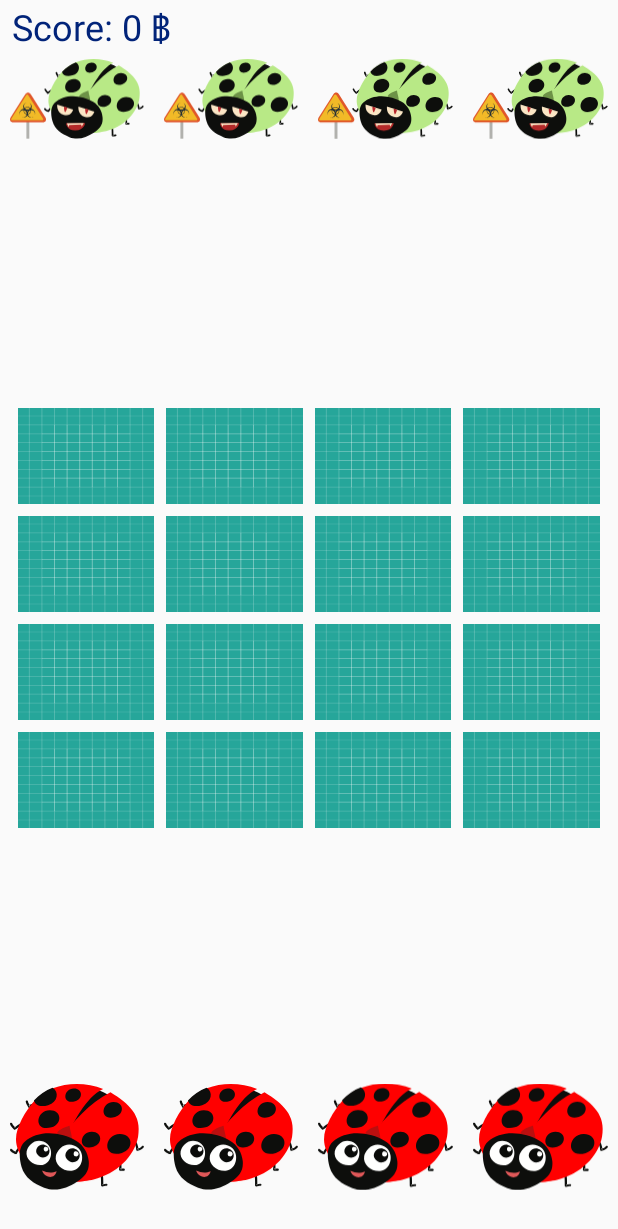
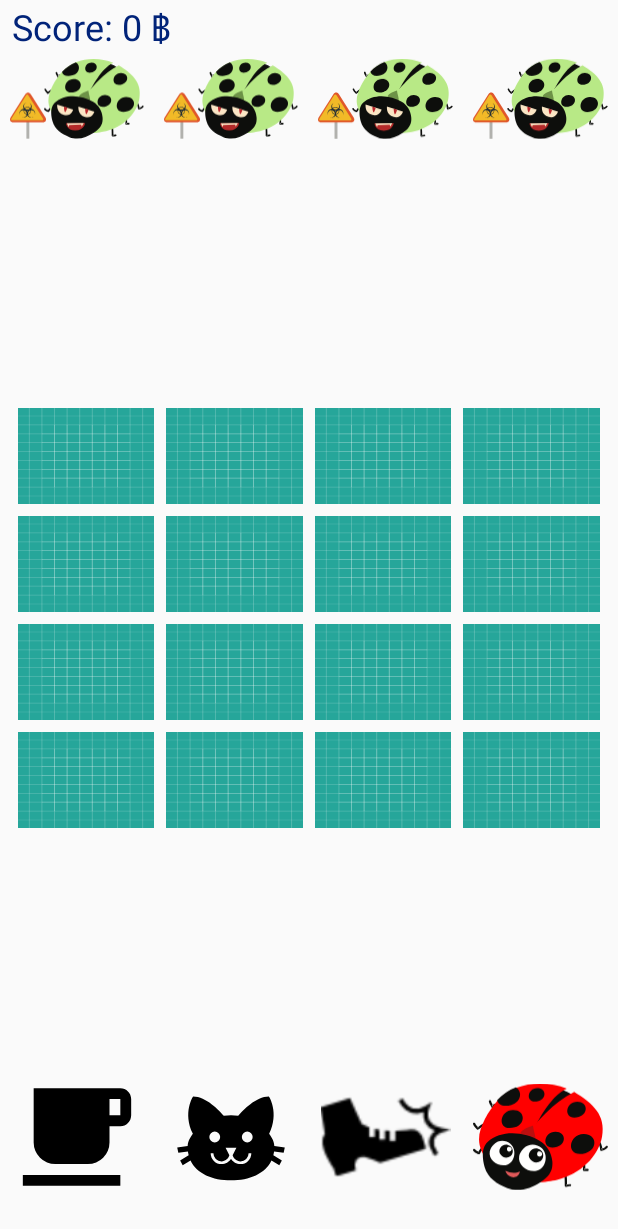
Before and after one commit to DAPolyakov/Hacka, an Android app: the MainActivity screen opened directly, with no data from a screen before it, on a phone screen of 412 x 824 dp. Shown: the top 1229 px of the screen. Run offline under Robolectric (Android 15) with nearby library versions, the phone set to English and light mode, and no system bars; our stand-ins replace RxJava.

Commit message:
some pictures added and more

```diff
--- a/app/src/main/java/ru/yandexschool/hackathon/ui/main/MainActivity.kt
+++ b/app/src/main/java/ru/yandexschool/hackathon/ui/main/MainActivity.kt
@@ -98,8 +98,11 @@ class MainActivity : AppCompatActivity() {
 
         //item types
         items[0]?.type = Items.COFFEE
+        items[0]?.imageView?.setImageResource(R.drawable.coffee)
         items[1]?.type = Items.CAT
+        items[1]?.imageView?.setImageResource(R.drawable.cat)
         items[2]?.type = Items.PUNCH
+        items[2]?.imageView?.setImageResource(R.drawable.kick)
         items[3]?.type = Items.PROGER
 
         for(i in 0 until ITEMS_COUNT) {
@@ -169,16 +172,29 @@ class MainActivity : AppCompatActivity() {
 
                     val newProgerType = progerTypeByIndex(randomTypeIndex)
 
-                    progers[randomProgerIndex]?.type = newProgerType
+                    if (progers[randomProgerIndex]?.type == Progers.WORKING) {
+                        progers[randomProgerIndex]?.type = newProgerType
 
-                    Toast.makeText(this, "change proger $randomProgerIndex to state $newProgerType", Toast.LENGTH_SHORT).show()
-                    Log.d("tag", "i'm here")
+                        //Toast.makeText(this, "change proger $randomProgerIndex to state $newProgerType", Toast.LENGTH_SHORT).show()
+
+                        //TODO: update proger pic
+                        updateProgerPic(progers[randomProgerIndex]?.imageView, newProgerType)
+
+                        //todo: update active progers count
+                        updateActiveProgersCount(progers)
+                    }
+
+
+
+
+
 
                     startProgersTimer()
                 }
 
     }
 
+    //DIMA FUNC
     private fun updateActiveProgers(count: Int) {
 
     }
@@ -202,10 +218,14 @@ class MainActivity : AppCompatActivity() {
         }
 
         //debug
-        Toast.makeText(this, "Proger:" + progerType.toString(), Toast.LENGTH_SHORT).show()
+        //Toast.makeText(this, "Proger:" + progerType.toString(), Toast.LENGTH_SHORT).show()
 
 
         //logic
+
+        //TODO: if right
+        //updateActiveProgers()
+
     }
 
 
@@ -219,4 +239,23 @@ class MainActivity : AppCompatActivity() {
         return Progers.WORKING
     }
 
+    private fun updateProgerPic(imageView: ImageView?, progerType: Progers) {
+        if (imageView == null) return
+
+        Log.d("tag-----------------", "progertype changed to $progerType")
+    }
+
+    private fun updateActiveProgersCount(progers: Array<Proger?>) {
+        var count = 0
+
+        for(proger in progers) {
+            if (proger?.type == Progers.WORKING) {
+                count++
+            }
+        }
+
+        updateActiveProgers(count)
+
+    }
+
 }
--- /dev/null
+++ b/app/src/main/res/drawable/cat.xml
@@ -0,0 +1,8 @@
+<!-- drawable/cat.xml -->
+<vector xmlns:android="http://schemas.android.com/apk/res/android"
+    android:height="24dp"
+    android:width="24dp"
+    android:viewportWidth="24"
+    android:viewportHeight="24">
+    <path android:fillColor="#000" android:pathData="M12,8L10.67,8.09C9.81,7.07 7.4,4.5 5,4.5C5,4.5 3.03,7.46 4.96,11.41C4.41,12.24 4.07,12.67 4,13.66L2.07,13.95L2.28,14.93L4.04,14.67L4.18,15.38L2.61,16.32L3.08,17.21L4.53,16.32C5.68,18.76 8.59,20 12,20C15.41,20 18.32,18.76 19.47,16.32L20.92,17.21L21.39,16.32L19.82,15.38L19.96,14.67L21.72,14.93L21.93,13.95L20,13.66C19.93,12.67 19.59,12.24 19.04,11.41C20.97,7.46 19,4.5 19,4.5C16.6,4.5 14.19,7.07 13.33,8.09L12,8M9,11A1,1 0 0,1 10,12A1,1 0 0,1 9,13A1,1 0 0,1 8,12A1,1 0 0,1 9,11M15,11A1,1 0 0,1 16,12A1,1 0 0,1 15,13A1,1 0 0,1 14,12A1,1 0 0,1 15,11M11,14H13L12.3,15.39C12.5,16.03 13.06,16.5 13.75,16.5A1.5,1.5 0 0,0 15.25,15H15.75A2,2 0 0,1 13.75,17C13,17 12.35,16.59 12,16V16H12C11.65,16.59 11,17 10.25,17A2,2 0 0,1 8.25,15H8.75A1.5,1.5 0 0,0 10.25,16.5C10.94,16.5 11.5,16.03 11.7,15.39L11,14Z" />
+</vector>
--- /dev/null
+++ b/app/src/main/res/drawable/coffee.xml
@@ -0,0 +1,8 @@
+<!-- drawable/coffee.xml -->
+<vector xmlns:android="http://schemas.android.com/apk/res/android"
+    android:height="24dp"
+    android:width="24dp"
+    android:viewportWidth="24"
+    android:viewportHeight="24">
+    <path android:fillColor="#000" android:pathData="M2,21H20V19H2M20,8H18V5H20M20,3H4V13A4,4 0 0,0 8,17H14A4,4 0 0,0 18,13V10H20A2,2 0 0,0 22,8V5C22,3.89 21.1,3 20,3Z" />
+</vector>
```
Also changed, not shown: app/src/main/res/drawable/kick.png (added).
